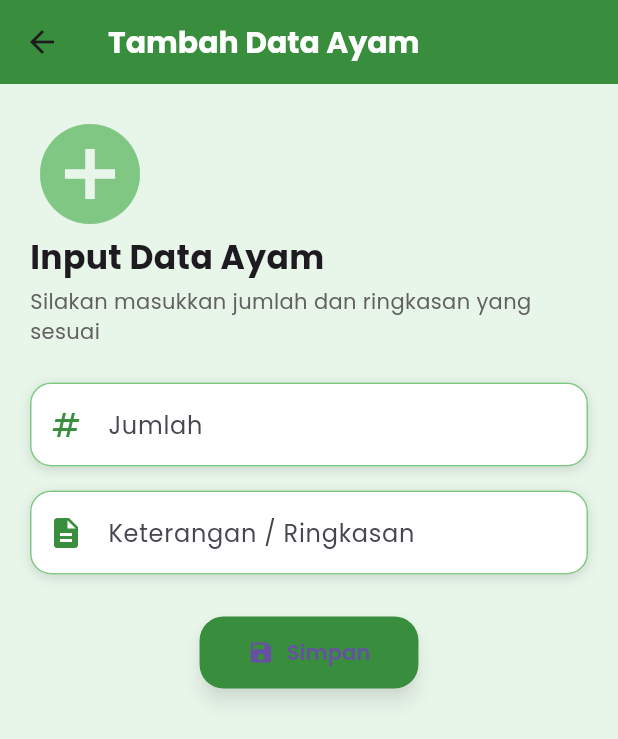
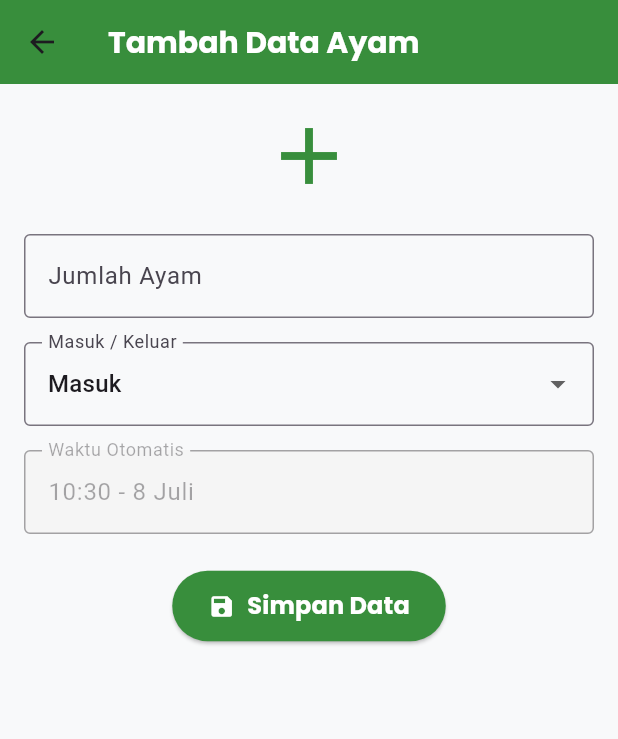
Before and after one commit to CluckDev/Front-End-TernakIn-, a Flutter app: the TambahDataScreen screen opened directly, on a phone screen of 412 x 824 dp. Shown: the top 739 px of the screen. Run offline on Flutter 3.47's test engine with Material 3 defaults, Android fonts, the phone set to English and light mode, and no system bars; our stand-ins replace firebase_auth, firebase_core, fl_chart, flutter_dotenv, google_fonts, google_sign_in and 2 more; accounts and stored records are empty.

Commit message:
tambah data

```diff
--- a/lib/screens/tambah_data_screen.dart
+++ b/lib/screens/tambah_data_screen.dart
@@ -1,30 +1,164 @@
 import 'package:flutter/material.dart';
 import 'package:google_fonts/google_fonts.dart';
 
-import 'manajemen_ayam.dart';
-import 'manajemen_kesehatan.dart';
-import 'manajemen_pakan.dart';
-import 'manajemen_telur.dart';
+// LIST DATA GLOBAL
+// Ini adalah daftar global untuk menyimpan data yang ditambahkan.
+List<Map<String, dynamic>> ayamList = [];
+List<Map<String, dynamic>> kesehatanList = [];
+List<Map<String, dynamic>> pakanList = [];
+List<Map<String, dynamic>> telurList = [];
 
 class TambahDataScreen extends StatefulWidget {
-  final String jenisData;
+  final String jenisData; // Properti untuk menentukan jenis data (Ayam, Telur, Pakan, Kesehatan)
+  final Map<String, dynamic>? initialData; // Data awal jika dalam mode update
+  final int? itemIndex; // Indeks item yang akan diupdate dalam list global
 
-  const TambahDataScreen({super.key, required this.jenisData});
+  const TambahDataScreen({
+    super.key,
+    required this.jenisData,
+    this.initialData, // Opsional, untuk mode update
+    this.itemIndex,   // Opsional, untuk mode update
+  });
 
   @override
   State<TambahDataScreen> createState() => _TambahDataScreenState();
 }
 
 class _TambahDataScreenState extends State<TambahDataScreen> {
-  final TextEditingController jumlahController = TextEditingController();
-  final TextEditingController keteranganController = TextEditingController();
+  // Controller untuk input jumlah
+  final _jumlahController = TextEditingController();
+  // Controller untuk input keterangan/ringkasan/jenis penyakit
+  final _keteranganController = TextEditingController();
+  // Variabel untuk menyimpan pilihan 'Masuk' atau 'Keluar'
+  String? _masukKeluar;
+
+  @override
+  void initState() {
+    super.initState();
+    // Inisialisasi nilai default untuk dropdown 'Masuk/Keluar'
+    _masukKeluar = 'Masuk';
+
+    // Jika initialData disediakan, isi controller dan dropdown dengan data tersebut (mode update)
+    if (widget.initialData != null) {
+      _jumlahController.text = widget.initialData!['jumlah']?.toString() ?? '';
+
+      // Logika pengisian berdasarkan jenis data
+      if (widget.jenisData == 'Kesehatan') {
+        _keteranganController.text = widget.initialData!['kasus'] ?? '';
+      } else if (widget.jenisData == 'Pakan') {
+        _keteranganController.text = widget.initialData!['ringkasan'] ?? '';
+      } else { // Ayam atau Telur
+        _masukKeluar = widget.initialData!['status'] ?? 'Masuk';
+      }
+    }
+  }
+
+  @override
+  void dispose() {
+    _jumlahController.dispose();
+    _keteranganController.dispose();
+    super.dispose();
+  }
+
+  // Fungsi untuk menyimpan atau memperbarui data
+  void _simpanData() {
+    // Mengambil nilai jumlah dari input, jika tidak valid akan menjadi 0
+    final jumlah = int.tryParse(_jumlahController.text.trim()) ?? 0;
+    // Mengambil nilai keterangan dari input
+    final keterangan = _keteranganController.text.trim();
+    // Mendapatkan waktu saat ini
+    final now = DateTime.now();
+    // Memformat waktu menjadi string yang mudah dibaca
+    final waktu = '${now.hour.toString().padLeft(2, '0')}:${now.minute.toString().padLeft(2, '0')} - ${now.day} ${_namaBulan(now.month)}';
+
+    final jenis = widget.jenisData; // Mengambil jenis data dari widget
+
+    // Objek data baru atau yang diperbarui
+    Map<String, dynamic> dataToSave;
+
+    if (jenis == 'Kesehatan') {
+      dataToSave = {
+        'jumlah': jumlah,
+        'kasus': keterangan,
+        'tanggal': waktu,
+      };
+    } else if (jenis == 'Pakan') {
+      dataToSave = {
+        'jumlah': jumlah,
+        'ringkasan': keterangan,
+        'waktu': waktu,
+      };
+    } else { // Ayam atau Telur
+      dataToSave = {
+        'jumlah': jumlah,
+        'status': _masukKeluar,
+        'waktu': waktu,
+      };
+    }
+
+    // Logika penyimpanan atau pembaruan data berdasarkan apakah itemIndex ada
+    if (widget.itemIndex != null) {
+      // Mode update: Perbarui data yang ada di list global
+      if (jenis == 'Kesehatan') {
+        kesehatanList[widget.itemIndex!] = dataToSave;
+      } else if (jenis == 'Pakan') {
+        pakanList[widget.itemIndex!] = dataToSave;
+      } else if (jenis == 'Ayam') {
+        ayamList[widget.itemIndex!] = dataToSave;
+      } else if (jenis == 'Telur') {
+        telurList[widget.itemIndex!] = dataToSave;
+      }
+    } else {
+      // Mode tambah: Tambahkan data baru ke list global
+      if (jenis == 'Kesehatan') {
+        kesehatanList.add(dataToSave);
+      } else if (jenis == 'Pakan') {
+        pakanList.add(dataToSave);
+      } else if (jenis == 'Ayam') {
+        ayamList.add(dataToSave);
+      } else if (jenis == 'Telur') {
+        telurList.add(dataToSave);
+      }
+    }
+
+    // Kembali ke layar sebelumnya setelah data disimpan/diperbarui
+    Navigator.pop(context);
+  }
+
+  // Fungsi pembantu untuk mendapatkan nama bulan dalam Bahasa Indonesia
+  String _namaBulan(int bulan) {
+    const namaBulan = [
+      '', 'Januari', 'Februari', 'Maret', 'April', 'Mei', 'Juni',
+      'Juli', 'Agustus', 'September', 'Oktober', 'November', 'Desember'
+    ];
+    return namaBulan[bulan];
+  }
 
   @override
   Widget build(BuildContext context) {
+    final jenis = widget.jenisData; // Mengambil jenis data
+    // Menentukan judul AppBar secara dinamis berdasarkan jenis data dan mode (tambah/update)
+    final title = widget.initialData != null ? 'Edit Data $jenis' : 'Tambah Data $jenis';
+
+    // Menentukan label untuk input jumlah secara dinamis
+    final labelJumlah = jenis == 'Kesehatan'
+        ? 'Jumlah Ayam Sakit'
+        : jenis == 'Pakan'
+            ? 'Jumlah Pakan (kg)'
+            : jenis == 'Telur'
+                ? 'Jumlah Telur'
+                : 'Jumlah Ayam'; // Default untuk Ayam
+
+    // Menentukan label untuk input keterangan secara dinamis
+    final labelKeterangan = jenis == 'Kesehatan'
+        ? 'Jenis Penyakit / Keterangan'
+        : jenis == 'Pakan'
+            ? 'Keterangan / Ringkasan'
+            : ''; // Kosong jika tidak diperlukan (Ayam/Telur)
+
     return Scaffold(
-      backgroundColor: Colors.green[50],
       appBar: AppBar(
-        title: Text('Tambah Data ${widget.jenisData}'),
+        title: Text(title), // Judul AppBar yang dinamis
         backgroundColor: Colors.green[700],
         titleTextStyle: GoogleFonts.poppins(
           fontSize: 20,
@@ -32,143 +166,102 @@ class _TambahDataScreenState extends State<TambahDataScreen> {
           color: Colors.white,
         ),
       ),
-      body: SingleChildScrollView(
-        padding: const EdgeInsets.all(20),
+      body: Padding(
+        padding: const EdgeInsets.all(16.0),
         child: Column(
-          crossAxisAlignment: CrossAxisAlignment.start,
           children: [
-            Icon(Icons.add_circle, size: 80, color: Colors.green[300]),
-            Text(
-              'Input Data ${widget.jenisData}',
-              style: GoogleFonts.poppins(fontSize: 22, fontWeight: FontWeight.bold),
+            // Icon yang berubah berdasarkan jenis data
+            Icon(
+              jenis == 'Ayam'
+                  ? Icons.add // Icon untuk Ayam
+                  : jenis == 'Telur'
+                      ? Icons.egg // Icon untuk Telur
+                      : jenis == 'Pakan'
+                          ? Icons.rice_bowl // Icon untuk Pakan
+                          : Icons.health_and_safety, // Icon untuk Kesehatan
+              color: Colors.green[700],
+              size: 64,
             ),
-            const SizedBox(height: 4),
-            Text(
-              'Silakan masukkan jumlah dan ringkasan yang sesuai',
-              style: GoogleFonts.poppins(fontSize: 14, color: Colors.grey[700]),
+            const SizedBox(height: 20),
+            // Input field untuk jumlah
+            TextField(
+              controller: _jumlahController,
+              keyboardType: TextInputType.number, // Hanya mengizinkan input angka
+              decoration: InputDecoration(
+                labelText: labelJumlah, // Label dinamis
+                border: OutlineInputBorder(),
+              ),
+            ),
+            const SizedBox(height: 16),
+            // Dropdown 'Masuk / Keluar' hanya untuk 'Ayam' dan 'Telur'
+            if (jenis == 'Ayam' || jenis == 'Telur')
+              DropdownButtonFormField<String>(
+                value: _masukKeluar,
+                items: ['Masuk', 'Keluar']
+                    .map((value) => DropdownMenuItem(
+                          value: value,
+                          child: Text(value),
+                        ))
+                    .toList(),
+                onChanged: (value) {
+                  setState(() {
+                    _masukKeluar = value; // Memperbarui nilai saat pilihan berubah
+                  });
+                },
+                decoration: const InputDecoration(
+                  labelText: 'Masuk / Keluar',
+                  border: OutlineInputBorder(),
+                ),
+              ),
+            // Input field 'Keterangan' hanya untuk 'Kesehatan' dan 'Pakan'
+            if (jenis == 'Kesehatan' || jenis == 'Pakan')
+              Padding(
+                padding: const EdgeInsets.only(top: 16),
+                child: TextField(
+                  controller: _keteranganController,
+                  maxLines: 3, // Mengizinkan input multi-baris
+                  decoration: InputDecoration(
+                    labelText: labelKeterangan, // Label dinamis
+                    border: OutlineInputBorder(),
+                  ),
+                ),
+              ),
+            const SizedBox(height: 16),
+            // Input field untuk waktu otomatis (tidak bisa diedit)
+            TextField(
+              enabled: false, // Tidak bisa diedit
+              controller: TextEditingController(
+                text: // Menampilkan waktu saat ini secara otomatis
+                    '${DateTime.now().hour.toString().padLeft(2, '0')}:${DateTime.now().minute.toString().padLeft(2, '0')} - ${DateTime.now().day} ${_namaBulan(DateTime.now().month)}',
+              ),
+              decoration: InputDecoration(
+                labelText: 'Waktu Otomatis',
+                filled: true,
+                fillColor: Colors.grey[100], // Warna latar belakang abu-abu muda
+                border: OutlineInputBorder(),
+              ),
             ),
             const SizedBox(height: 24),
-
-            // Input Jumlah
-            _buildInputField(
-              label: 'Jumlah',
-              controller: jumlahController,
-              keyboardType: TextInputType.number,
-              icon: Icons.numbers,
-            ),
-
-            const SizedBox(height: 16),
-
-            // Input Keterangan
-            _buildInputField(
-              label: 'Keterangan / Ringkasan',
-              controller: keteranganController,
-              icon: Icons.description,
-            ),
-
-            const SizedBox(height: 28),
-
-            Center(
-              child: ElevatedButton.icon(
-                onPressed: _simpanData,
-                icon: const Icon(Icons.save),
-                label: Text('Simpan', style: GoogleFonts.poppins(fontWeight: FontWeight.w600)),
-                style: ElevatedButton.styleFrom(
-                  backgroundColor: Colors.green[700],
-                  padding: const EdgeInsets.symmetric(horizontal: 32, vertical: 14),
-                  shape: RoundedRectangleBorder(borderRadius: BorderRadius.circular(16)),
-                  shadowColor: Colors.black45,
-                  elevation: 5,
-                ),
+            // Tombol 'Simpan Data'
+            ElevatedButton.icon(
+              onPressed: _simpanData, // Memanggil fungsi _simpanData saat ditekan
+              icon: const Icon(Icons.save, color: Colors.white),
+              label: Text(
+                widget.initialData != null ? 'Update Data' : 'Simpan Data', // Label tombol dinamis
+                style: GoogleFonts.poppins(
+                    fontSize: 16,
+                    fontWeight: FontWeight.bold,
+                    color: Colors.white),
               ),
-            ),
+              style: ElevatedButton.styleFrom(
+                backgroundColor: Colors.green[700],
+                padding:
+                    const EdgeInsets.symmetric(horizontal: 24, vertical: 12),
+              ),
+            )
           ],
         ),
       ),
     );
   }
-
-  Widget _buildInputField({
-    required String label,
-    required TextEditingController controller,
-    IconData? icon,
-    TextInputType keyboardType = TextInputType.text,
-  }) {
-    return Container(
-      decoration: BoxDecoration(
-        color: Colors.white,
-        borderRadius: BorderRadius.circular(14),
-        boxShadow: [
-          BoxShadow(color: Colors.black12, blurRadius: 6, offset: Offset(0, 2)),
-        ],
-      ),
-      child: TextField(
-        controller: controller,
-        keyboardType: keyboardType,
-        style: GoogleFonts.poppins(),
-        decoration: InputDecoration(
-          prefixIcon: icon != null ? Icon(icon, color: Colors.green[700]) : null,
-          labelText: label,
-          labelStyle: GoogleFonts.poppins(),
-          border: OutlineInputBorder(borderRadius: BorderRadius.circular(14)),
-          enabledBorder: OutlineInputBorder(
-            borderRadius: BorderRadius.circular(14),
-            borderSide: BorderSide(color: Colors.green.shade300),
-          ),
-          focusedBorder: OutlineInputBorder(
-            borderRadius: BorderRadius.circular(14),
-            borderSide: BorderSide(color: Colors.green.shade700, width: 2),
-          ),
-        ),
-      ),
-    );
-  }
-
-  void _simpanData() {
-    final int jumlah = int.tryParse(jumlahController.text) ?? 0;
-    final String ringkasan = keteranganController.text;
-    final String waktu =
-        '${TimeOfDay.now().format(context)} - ${DateTime.now().day} ${_getMonthName(DateTime.now().month)}';
-
-    if (jumlah <= 0 || ringkasan.isEmpty) {
-      ScaffoldMessenger.of(context).showSnackBar(
-        const SnackBar(content: Text('Data tidak boleh kosong')),
-      );
-      return;
-    }
-
-    setState(() {
-      switch (widget.jenisData) {
-        case 'Ayam':
-          ayamList.add(Ayam(jumlah: jumlah, waktu: waktu, ringkasan: ringkasan));
-          break;
-        case 'Telur':
-          telurList.add(RingkasanTelur(jumlah: jumlah, waktu: waktu, ringkasan: ringkasan));
-          break;
-        case 'Pakan':
-          pakanList.add(RingkasanPakan(jumlah: jumlah, waktu: waktu, ringkasan: ringkasan));
-          break;
-        case 'Kesehatan':
-          kesehatanList.add(KesehatanAyam(tanggal: waktu, kasus: ringkasan, jumlah: jumlah));
-          break;
-      }
-    });
-
-    Navigator.pop(context);
-  }
-
-  String _getMonthName(int month) {
-    const List<String> months = [
-      '', 'Januari', 'Februari', 'Maret', 'April', 'Mei', 'Juni',
-      'Juli', 'Agustus', 'September', 'Oktober', 'November', 'Desember'
-    ];
-    return months[month];
-  }
-
-  @override
-  void dispose() {
-    jumlahController.dispose();
-    keteranganController.dispose();
-    super.dispose();
-  }
 }
```
Also changed, not shown: lib/splash_screen.dart (deleted, +0 -26 lines).
